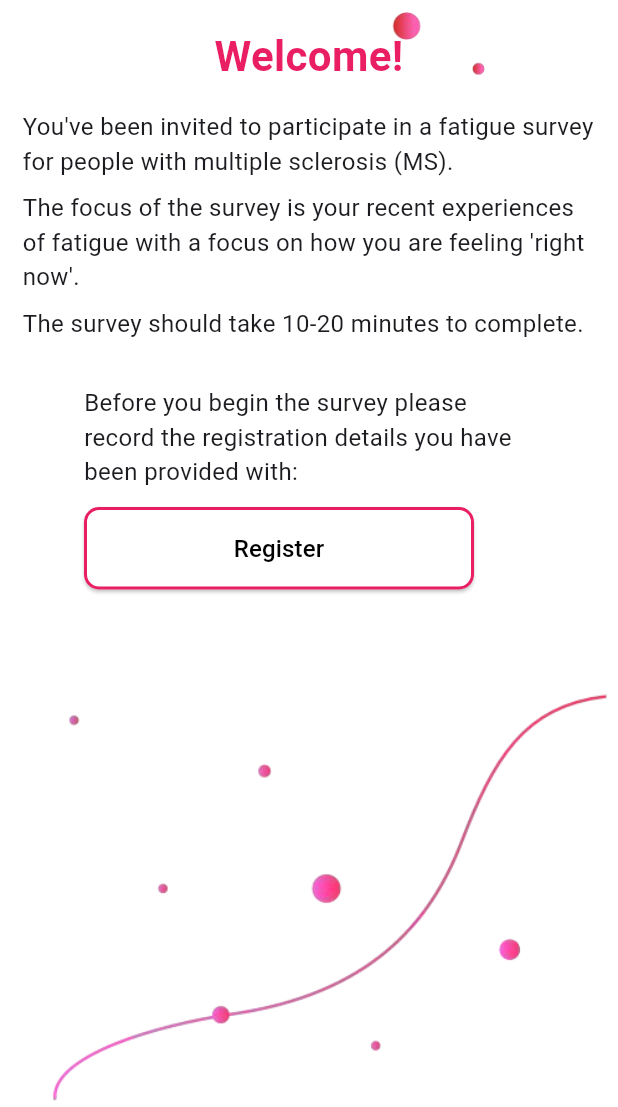
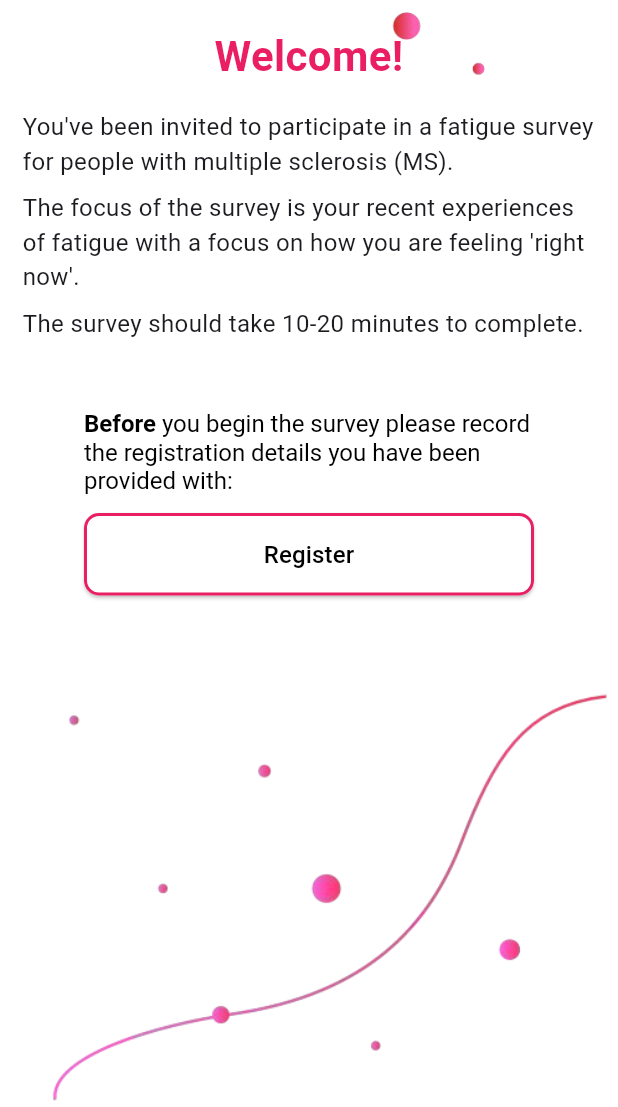
Before and after one commit to anusii/msfatigue, a Flutter app: the screen it shows after launch, on a phone screen of 412 x 824 dp, the part 129-1236 px from its top. Run offline on Flutter 3.47's test engine with Material 3 defaults, Android fonts, the phone set to English and light mode, and no system bars; our stand-ins replace equatable, flutter_bloc, flutter_markdown, gap, shared_preferences, universal_io; missing offline and left inert: rdflib, solidpod, window_manager.

Commit message:
update register button

```diff
--- a/lib/welcome.dart
+++ b/lib/welcome.dart
@@ -203,22 +203,44 @@ class _WelcomeScreenState extends State<WelcomeScreen> {
                             ),
                           ),
                         // If account info is missing, show the informational message and the Register button.
+
                         if (preferredName == null || preferredName!.isEmpty)
-                          Center(
+                          Padding(
+                            padding: const EdgeInsets.only(top: 16.0),
+                            child: Center(
                               child: SizedBox(
-                              width: 300, // Wider for message
+                                width: 300,
                                 child: Column(
                                   mainAxisSize: MainAxisSize.min,
                                   crossAxisAlignment: CrossAxisAlignment.start,
                                   children: [
-                                  const Text(
-                                    'Before you begin the survey please record the registration details you have been provided with:',
-                                    style: TextStyle(fontSize: 16),
+                                    // Informational message for unregistered users.
+
+                                    RichText(
+                                      text: const TextSpan(
+                                        style: TextStyle(
+                                          fontSize: 16,
+                                          color: Colors.black,
+                                        ),
+                                        children: [
+                                          TextSpan(
+                                            text: 'Before',
+                                            style: TextStyle(
+                                              fontWeight: FontWeight.bold,
+                                            ),
+                                          ),
+                                          TextSpan(
+                                            text: ' you begin the survey please record the registration details '
+                                                'you have been provided with:',
+                                          ),
+                                        ],
+                                      ),
                                       textAlign: TextAlign.left,
                                     ),
                                     const SizedBox(height: 12),
+
                                     SizedBox(
-                                    width: 260,
+                                      width: 300,
                                       child: ElevatedButton(
                                         onPressed: () {
                                           Navigator.of(context)
@@ -238,11 +260,9 @@ class _WelcomeScreenState extends State<WelcomeScreen> {
                                             color: Colors.pink,
                                             width: 2,
                                           ),
-                                        padding: const EdgeInsets.symmetric(
-                                            vertical: 16),
+                                          padding: const EdgeInsets.symmetric(vertical: 16),
                                           shape: RoundedRectangleBorder(
-                                          borderRadius:
-                                              BorderRadius.circular(10),
+                                            borderRadius: BorderRadius.circular(10),
                                           ),
                                         ),
                                         child: const Text(
@@ -255,6 +275,7 @@ class _WelcomeScreenState extends State<WelcomeScreen> {
                                       ),
                                     ),
                                   ],
+                                ),
                               ),
                             ),
                           ),
```
Lines whose indentation alone changed are shown as unchanged.
